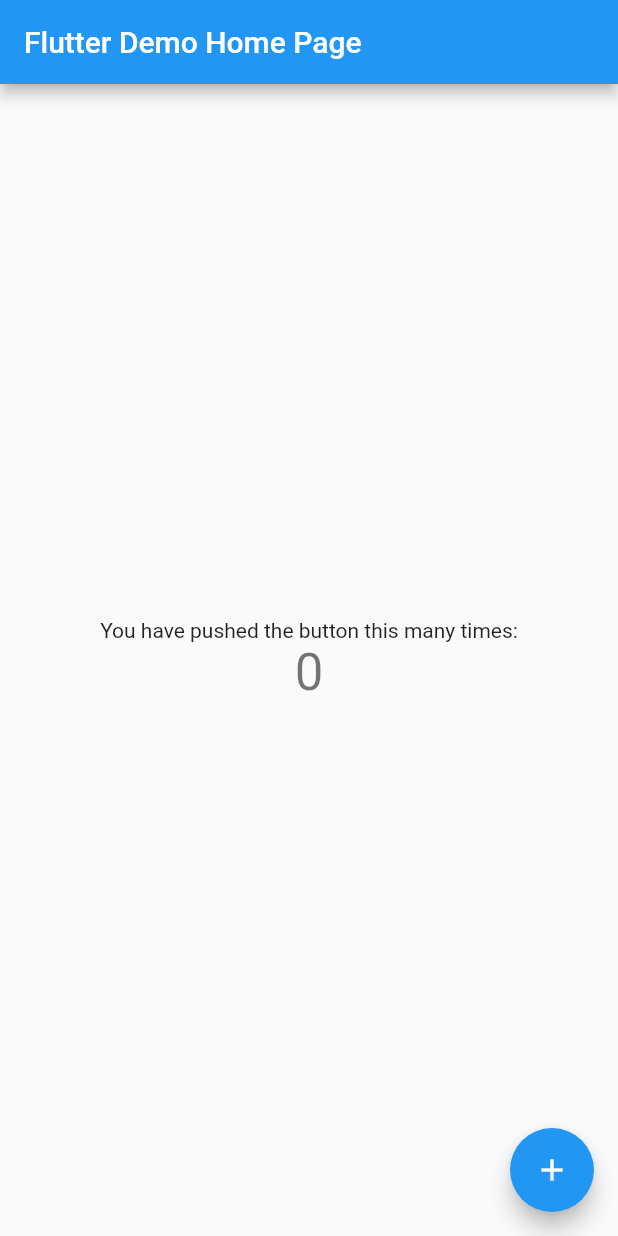
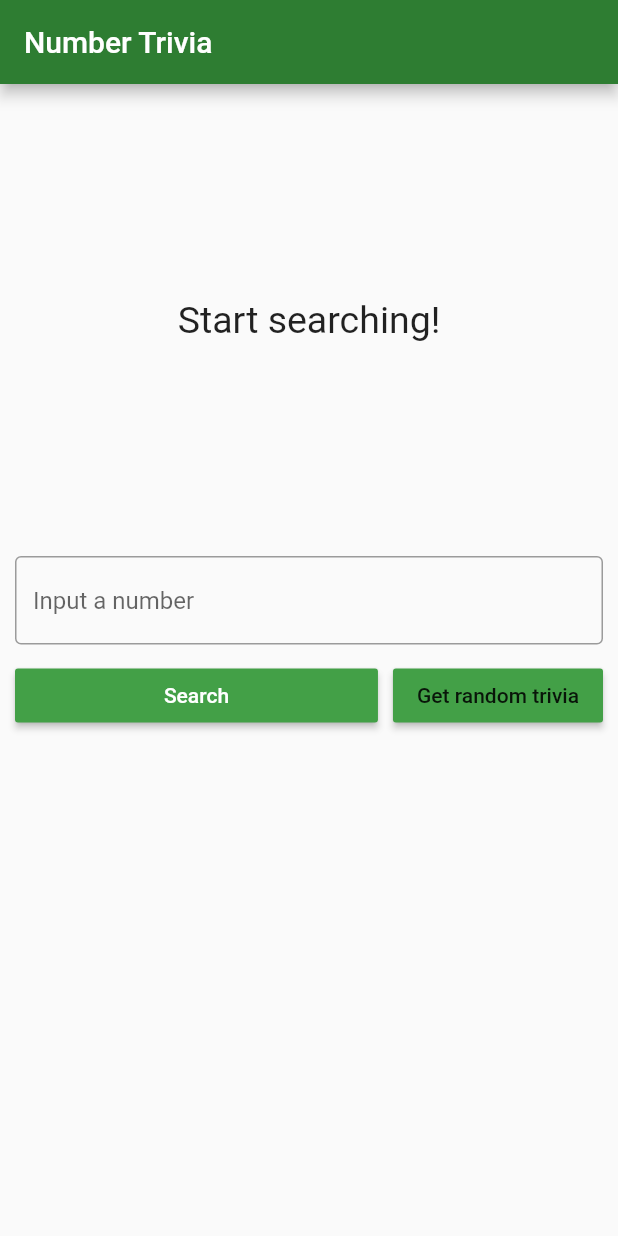
Before and after one commit to ortizen/TDD, a Flutter app: the screen it shows after launch, on a phone screen of 412 x 824 dp. Run offline on Flutter 3.47's test engine with Material 2 defaults, Android fonts, the phone set to English and light mode, and no system bars; our stand-ins replace bloc, dartz, data_connection_checker, equatable, flutter_bloc, get_it and 1 more.

Commit message:
Final committ

```diff
--- a/lib/features/presentation/bloc/number_trivia_bloc.dart
+++ b/lib/features/presentation/bloc/number_trivia_bloc.dart
@@ -57,7 +57,7 @@ class NumberTriviaBloc extends Bloc<NumberTriviaEvent, NumberTriviaState> {
     } else if (event is GetTriviaForRandomNumber) {
       yield Loading();
       final failureOrTrivia = await getRandomNumberTrivia(NoParams());
-      _eitherLoadedOrErrorState(failureOrTrivia);
+      yield* _eitherLoadedOrErrorState(failureOrTrivia);
     }
   }
 
--- a/lib/features/presentation/bloc/number_trivia_event.dart
+++ b/lib/features/presentation/bloc/number_trivia_event.dart
@@ -12,6 +12,7 @@ class GetTriviaForConcreteNumber extends NumberTriviaEvent {
 }
 
 class GetTriviaForRandomNumber extends NumberTriviaEvent {
+  GetTriviaForRandomNumber();
   @override
   List<Object> get props => const <dynamic>[];
 }
--- /dev/null
+++ b/lib/features/presentation/pages/number_trivia_page.dart
@@ -0,0 +1,64 @@
+import 'package:clean_architecture/features/presentation/widgets/loading_widget.dart';
+import 'package:clean_architecture/features/presentation/widgets/message_display.dart';
+import 'package:clean_architecture/features/presentation/widgets/trivia_control.dart';
+import 'package:clean_architecture/features/presentation/widgets/trivia_display.dart';
+import 'package:flutter/material.dart';
+import 'package:flutter_bloc/flutter_bloc.dart';
+
+import '../../../injection_container.dart';
+import '../bloc/number_trivia_bloc.dart';
+
+class NumberTriviaPage extends StatelessWidget {
+  @override
+  Widget build(BuildContext context) {
+    return Scaffold(
+      appBar: AppBar(
+        title: Text('Number Trivia'),
+      ),
+      body: SingleChildScrollView(child: buildBody(context)),
+    );
+  }
+
+  BlocProvider<NumberTriviaBloc> buildBody(BuildContext context) {
+    return BlocProvider(
+      create: (_) => sl<NumberTriviaBloc>(),
+      child: Center(
+        child: Padding(
+          padding: const EdgeInsets.all(10.0),
+          child: Column(
+            children: <Widget>[
+              SizedBox(
+                height: 10.0,
+              ),
+              //Top Half
+              BlocBuilder<NumberTriviaBloc, NumberTriviaState>(
+                builder: (context, state) {
+                  if (state is Empty) {
+                    return MessageDisplay(
+                      message: 'Start searching!',
+                    );
+                  } else if (state is Loading) {
+                    return LoadingWidget();
+                  } else if (state is Loaded) {
+                    return TriviaDisplay(
+                      numberTrivia: state.trivia,
+                    );
+                  } else if (state is Error) {
+                    return MessageDisplay(
+                      message: state.message,
+                    );
+                  }
+                },
+              ),
+              SizedBox(
+                height: 20.0,
+              ),
+              // Bottom half
+              TriviaControl()
+            ],
+          ),
+        ),
+      ),
+    );
+  }
+}
--- /dev/null
+++ b/lib/features/presentation/widgets/message_display.dart
@@ -0,0 +1,27 @@
+import 'package:flutter/material.dart';
+
+class MessageDisplay extends StatelessWidget {
+  final String message;
+  const MessageDisplay({
+    @required this.message,
+    Key key,
+  }) : super(key: key);
+
+  @override
+  Widget build(BuildContext context) {
+    return Container(
+      height: MediaQuery.of(context).size.height / 3,
+      child: Center(
+        child: SingleChildScrollView(
+          child: Text(
+            message,
+            style: TextStyle(
+              fontSize: 25,
+            ),
+            textAlign: TextAlign.center,
+          ),
+        ),
+      ),
+    );
+  }
+}
--- /dev/null
+++ b/lib/features/presentation/widgets/trivia_control.dart
@@ -0,0 +1,70 @@
+import 'package:clean_architecture/features/presentation/bloc/number_trivia_bloc.dart';
+import 'package:flutter/material.dart';
+import 'package:flutter_bloc/flutter_bloc.dart';
+
+class TriviaControl extends StatefulWidget {
+  const TriviaControl({
+    Key key,
+  }) : super(key: key);
+
+  @override
+  _TriviaControlState createState() => _TriviaControlState();
+}
+
+class _TriviaControlState extends State<TriviaControl> {
+  final controller = TextEditingController();
+  String inputStr;
+  @override
+  Widget build(BuildContext context) {
+    return Column(
+      children: <Widget>[
+        TextField(
+          controller: controller,
+          keyboardType: TextInputType.number,
+          decoration: InputDecoration(
+              border: OutlineInputBorder(), hintText: 'Input a number'),
+          onChanged: ((value) {
+            inputStr = value;
+          }),
+          onSubmitted: (_) {
+            dispatchConcrete();
+          },
+        ),
+        SizedBox(
+          height: 10.0,
+        ),
+        Row(
+          children: <Widget>[
+            Expanded(
+              child: RaisedButton(
+                child: Text('Search'),
+                color: Theme.of(context).accentColor,
+                textTheme: ButtonTextTheme.primary,
+                onPressed: dispatchConcrete,
+              ),
+            ),
+            SizedBox(
+              width: 10.0,
+            ),
+            RaisedButton(
+              child: Text('Get random trivia'),
+              color: Theme.of(context).accentColor,
+              onPressed: dispatchRandom,
+            ),
+          ],
+        )
+      ],
+    );
+  }
+
+  void dispatchConcrete() {
+    controller.clear();
+    BlocProvider.of<NumberTriviaBloc>(context)
+        .add(GetTriviaForConcreteNumber(inputStr));
+  }
+
+  void dispatchRandom() {
+    controller.clear();
+    BlocProvider.of<NumberTriviaBloc>(context).add(GetTriviaForRandomNumber());
+  }
+}
--- a/lib/injection_container.dart
+++ b/lib/injection_container.dart
@@ -50,7 +50,8 @@ Future<void> init() async {
         sl(),
       ));
 //! External
-  final sharedPreferences = await SharedPreferences.getInstance();
+  final SharedPreferences sharedPreferences =
+      await SharedPreferences.getInstance();
   sl.registerLazySingleton(() => sharedPreferences);
   sl.registerLazySingleton(() => http.Client());
   sl.registerLazySingleton(() => DataConnectionChecker());
--- a/lib/main.dart
+++ b/lib/main.dart
@@ -1,115 +1,22 @@
 import 'package:flutter/material.dart';
+import 'package:clean_architecture/features/presentation/pages/number_trivia_page.dart';
 import 'injection_container.dart' as di;
 
 void main() async {
+  WidgetsFlutterBinding.ensureInitialized();
   await di.init();
   runApp(MyApp());
 }
 
 class MyApp extends StatelessWidget {
-  // This widget is the root of your application.
   @override
   Widget build(BuildContext context) {
     return MaterialApp(
-      title: 'Flutter Demo',
+      title: 'Number Trivia',
       theme: ThemeData(
-        // This is the theme of your application.
-        //
-        // Try running your application with "flutter run". You'll see the
-        // application has a blue toolbar. Then, without quitting the app, try
-        // changing the primarySwatch below to Colors.green and then invoke
-        // "hot reload" (press "r" in the console where you ran "flutter run",
-        // or simply save your changes to "hot reload" in a Flutter IDE).
-        // Notice that the counter didn't reset back to zero; the application
-        // is not restarted.
-        primarySwatch: Colors.blue,
-      ),
-      home: MyHomePage(title: 'Flutter Demo Home Page'),
+          primaryColor: Colors.green.shade800,
+          accentColor: Colors.green.shade600),
+      home: NumberTriviaPage(),
     );
   }
 }
-
-class MyHomePage extends StatefulWidget {
-  MyHomePage({Key key, this.title}) : super(key: key);
-
-  // This widget is the home page of your application. It is stateful, meaning
-  // that it has a State object (defined below) that contains fields that affect
-  // how it looks.
-
-  // This class is the configuration for the state. It holds the values (in this
-  // case the title) provided by the parent (in this case the App widget) and
-  // used by the build method of the State. Fields in a Widget subclass are
-  // always marked "final".
-
-  final String title;
-
-  @override
-  _MyHomePageState createState() => _MyHomePageState();
-}
-
-class _MyHomePageState extends State<MyHomePage> {
-  int _counter = 0;
-
-  void _incrementCounter() {
-    setState(() {
-      // This call to setState tells the Flutter framework that something has
-      // changed in this State, which causes it to rerun the build method below
-      // so that the display can reflect the updated values. If we changed
-      // _counter without calling setState(), then the build method would not be
-      // called again, and so nothing would appear to happen.
-      _counter++;
-    });
-  }
-
-  @override
-  Widget build(BuildContext context) {
-    // This method is rerun every time setState is called, for instance as done
-    // by the _incrementCounter method above.
-    //
-    // The Flutter framework has been optimized to make rerunning build methods
-    // fast, so that you can just rebuild anything that needs updating rather
-    // than having to individually change instances of widgets.
-    return Scaffold(
-      appBar: AppBar(
-        // Here we take the value from the MyHomePage object that was created by
-        // the App.build method, and use it to set our appbar title.
-        title: Text(widget.title),
-      ),
-      body: Center(
-        // Center is a layout widget. It takes a single child and positions it
-        // in the middle of the parent.
-        child: Column(
-          // Column is also a layout widget. It takes a list of children and
-          // arranges them vertically. By default, it sizes itself to fit its
-          // children horizontally, and tries to be as tall as its parent.
-          //
-          // Invoke "debug painting" (press "p" in the console, choose the
-          // "Toggle Debug Paint" action from the Flutter Inspector in Android
-          // Studio, or the "Toggle Debug Paint" command in Visual Studio Code)
-          // to see the wireframe for each widget.
-          //
-          // Column has various properties to control how it sizes itself and
-          // how it positions its children. Here we use mainAxisAlignment to
-          // center the children vertically; the main axis here is the vertical
-          // axis because Columns are vertical (the cross axis would be
-          // horizontal).
-          mainAxisAlignment: MainAxisAlignment.center,
-          children: <Widget>[
-            Text(
-              'You have pushed the button this many times:',
-            ),
-            Text(
-              '$_counter',
-              style: Theme.of(context).textTheme.display1,
-            ),
-          ],
-        ),
-      ),
-      floatingActionButton: FloatingActionButton(
-        onPressed: _incrementCounter,
-        tooltip: 'Increment',
-        child: Icon(Icons.add),
-      ), // This trailing comma makes auto-formatting nicer for build methods.
-    );
-  }
-}
```
Also changed, not shown: lib/features/presentation/widgets/loading_widget.dart (added, +17 -0 lines), lib/features/presentation/widgets/trivia_display.dart (added, +38 -0 lines).
